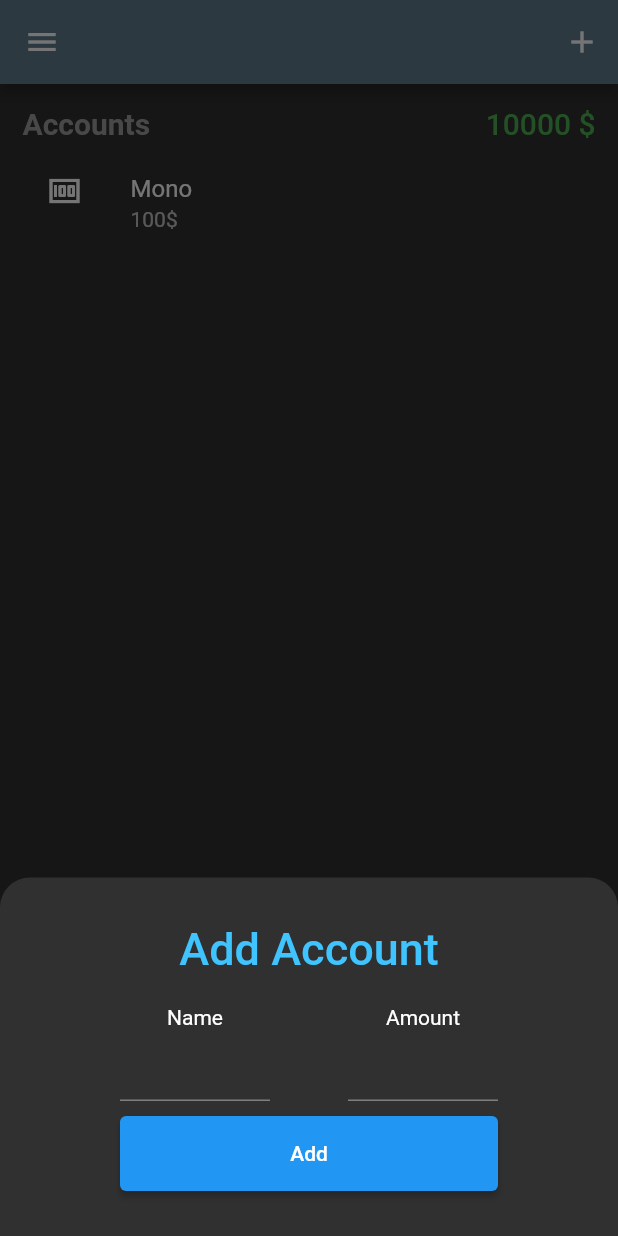
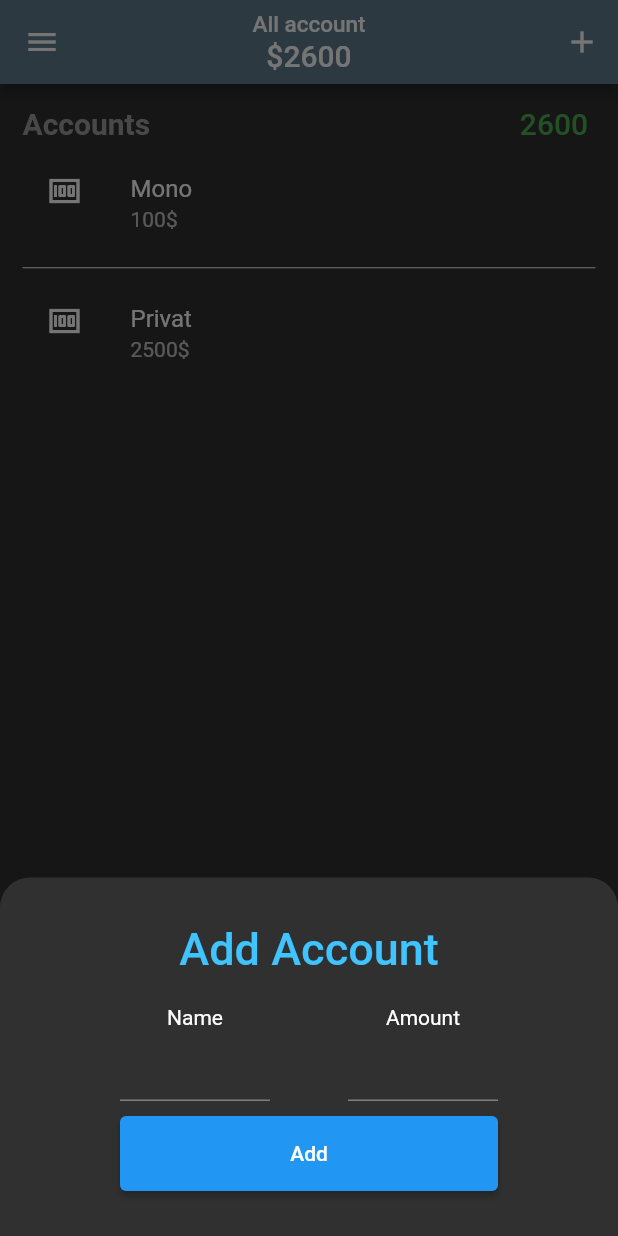
Before and after one commit to Richaa2/CheckMoney, a Flutter app: the screen it shows after launch, after a tap on the "add" icon, on a phone screen of 412 x 824 dp. Run offline on Flutter 3.47's test engine with Material 2 defaults, Android fonts, the phone set to English and light mode, and no system bars.

Commit message:
add account

```diff
--- a/project2/lib/models/account_data.dart
+++ b/project2/lib/models/account_data.dart
@@ -3,17 +3,30 @@ import 'package:project2/models/account.dart';
 
 class AccountData extends ChangeNotifier {
   List<String> accountsName = [
-    'Mono'
+    'Mono',
+    'Privat'
     // Account(name: 'Mono', money: '100'),
     // Account(name: 'Privat', money: '2000'),
     // Account(name: 'Cash', money: '50'),
   ];
 
-  List<String> accountsMoney = ['100'];
+  List<int> accountsMoney = [100, 2500];
 
-  void sumOfAccounts() {}
+  int? sumOfAccounts() {
+    int sum = 0;
+    for (int i = 0; i < accountsMoney.length.toInt(); i++) {
+      sum += accountsMoney[i];
+    }
+    return sum;
+  }
 
-  void addAccount(String accountName, String accountsMoneyy) {
+  void addAmount(int amount, int index) {
+    accountsMoney[index] + amount;
+    print(accountsMoney[index]);
+    notifyListeners();
+  }
+
+  void addAccount(String accountName, int accountsMoneyy) {
     accountsName.add(accountName);
     accountsMoney.add(accountsMoneyy);
     notifyListeners();
--- a/project2/lib/screen/add_account_screen.dart
+++ b/project2/lib/screen/add_account_screen.dart
@@ -1,4 +1,5 @@
 import 'package:flutter/material.dart';
+import 'package:flutter/services.dart';
 
 import 'package:project2/models/account.dart';
 import 'package:project2/models/account_data.dart';
@@ -12,7 +13,7 @@ class AddAccountScreen extends StatelessWidget {
   @override
   Widget build(BuildContext context) {
     String inputName = 'without name';
-    String inputMoney = '0';
+    int inputMoney = 0;
 
     return Container(
       child: Padding(
@@ -33,18 +34,6 @@ class AddAccountScreen extends StatelessWidget {
             ),
             Column(
               children: [
-                // Row(
-                //   mainAxisAlignment: MainAxisAlignment.spaceBetween,
-                //   children: [
-                //     Padding(
-                //       padding: const EdgeInsets.only(left: 20),
-                //       child: Text(
-                //         'Name',
-                //       ),
-                //     ),
-                //     Text('Amount')
-                //   ],
-                // ),
                 Row(
                   mainAxisAlignment: MainAxisAlignment.spaceBetween,
                   children: [
@@ -54,7 +43,6 @@ class AddAccountScreen extends StatelessWidget {
                         children: [
                           Text('Name'),
                           TextField(
-                            style: TextStyle(),
                             onChanged: (nameText) {
                               inputName = nameText;
                             },
@@ -69,10 +57,12 @@ class AddAccountScreen extends StatelessWidget {
                         children: [
                           Text('Amount'),
                           TextField(
-                            // inputFormatters: [FilteringTextInputFormatter.digitsOnly],
-                            // keyboardType: TextInputType.number,
+                            inputFormatters: [
+                              FilteringTextInputFormatter.digitsOnly
+                            ],
+                            keyboardType: TextInputType.number,
                             onChanged: (moneyAm) {
-                              inputMoney = moneyAm;
+                              inputMoney = int.parse(moneyAm);
                             },
                             textAlign: TextAlign.center,
                           ),
--- a/project2/lib/screen/main_page.dart
+++ b/project2/lib/screen/main_page.dart
@@ -5,6 +5,7 @@ import 'package:project2/models/account_data.dart';
 import 'package:project2/widgets/accounts_listview.dart';
 import 'package:provider/provider.dart';
 
+import '../widgets/showModalBottomSheetMetod.dart';
 import 'add_account_screen.dart';
 
 class MainPage extends StatefulWidget {
@@ -15,8 +16,24 @@ class MainPage extends StatefulWidget {
 class _MainPageState extends State<MainPage> {
   @override
   Widget build(BuildContext context) {
+    var sum = Provider.of<AccountData>(context).sumOfAccounts();
     return Scaffold(
       appBar: AppBar(
+          title: Column(
+            children: [
+              Text(
+                'All account',
+                style: TextStyle(fontSize: 15),
+              ),
+              Text(
+                '\$$sum',
+                style: TextStyle(
+                  fontSize: 20,
+                ),
+              )
+            ],
+          ),
+          centerTitle: true,
           backgroundColor: Colors.blueGrey,
           leading: IconButton(
             icon: Icon(Icons.menu),
@@ -26,17 +43,7 @@ class _MainPageState extends State<MainPage> {
             IconButton(
               icon: Icon(Icons.add),
               onPressed: () {
-                showModalBottomSheet(
-                    isScrollControlled: true,
-                    shape: RoundedRectangleBorder(
-                        borderRadius: BorderRadius.only(
-                            topRight: Radius.circular(20),
-                            topLeft: Radius.circular(20))),
-                    context: context,
-                    builder: (context) => SingleChildScrollView(
-                        padding: EdgeInsets.only(
-                            bottom: MediaQuery.of(context).viewInsets.bottom),
-                        child: AddAccountScreen()));
+                showModalBottomSheetMetod(context, AddAccountScreen());
               },
             ),
           ]),
@@ -55,7 +62,7 @@ class _MainPageState extends State<MainPage> {
                       fontWeight: FontWeight.w700),
                 ),
                 Text(
-                  '10000 \$',
+                  '${sum} ',
                   style: TextStyle(
                       color: Colors.green,
                       fontSize: 20,
--- a/project2/lib/widgets/accounts_list_tile.dart
+++ b/project2/lib/widgets/accounts_list_tile.dart
@@ -1,18 +1,26 @@
 import 'package:flutter/material.dart';
+import 'package:provider/provider.dart';
 
 class AccountsListTile extends StatelessWidget {
   String nameTitle;
-  String amount;
+  int amount;
+  void Function() onTap;
   AccountsListTile({
     required this.nameTitle,
     required this.amount,
+    required this.onTap,
   });
   @override
   Widget build(BuildContext context) {
-    return ListTile(
-      leading: Icon(Icons.money),
-      title: Text('$nameTitle'),
-      subtitle: Text('$amount\$'),
+    return Consumer(
+      builder: (BuildContext context, value, Widget? child) {
+        return ListTile(
+          onTap: onTap,
+          leading: Icon(Icons.money),
+          title: Text('$nameTitle'),
+          subtitle: Text('$amount\$'),
+        );
+      },
     );
   }
 }
--- a/project2/lib/widgets/accounts_listview.dart
+++ b/project2/lib/widgets/accounts_listview.dart
@@ -1,6 +1,8 @@
 import 'package:flutter/material.dart';
 import 'package:project2/models/account.dart';
 import 'package:project2/models/account_data.dart';
+import 'package:project2/screen/control_account_screen.dart';
+import 'package:project2/widgets/showModalBottomSheetMetod.dart';
 import 'package:provider/provider.dart';
 
 import 'accounts_list_tile.dart';
@@ -9,7 +11,7 @@ class AccountsListView extends StatelessWidget {
   @override
   Widget build(BuildContext context) {
     return Consumer<AccountData>(builder: ((context, accountData, child) {
-      return ListView.builder(
+      return ListView.separated(
         itemBuilder: (context, index) {
           final accountsName = accountData.accountsName[index];
           final accountsMoney = accountData.accountsMoney[index];
@@ -17,8 +19,19 @@ class AccountsListView extends StatelessWidget {
           return AccountsListTile(
             amount: accountsMoney,
             nameTitle: accountsName,
+            onTap: () {
+              showModalBottomSheetMetod(
+                  context,
+                  ControlAccountScreen(
+                    index: index,
+                  ));
+            },
           );
         },
+        separatorBuilder: (BuildContext context, int index) => Divider(
+          color: Colors.white,
+          height: 15,
+        ),
         itemCount: accountData.accountsName.length,
       );
     }));
--- /dev/null
+++ b/project2/lib/widgets/showModalBottomSheetMetod.dart
@@ -0,0 +1,14 @@
+import 'package:flutter/material.dart';
+
+Future<dynamic> showModalBottomSheetMetod(BuildContext context, Widget child) {
+  return showModalBottomSheet(
+      isScrollControlled: true,
+      shape: RoundedRectangleBorder(
+          borderRadius: BorderRadius.only(
+              topRight: Radius.circular(20), topLeft: Radius.circular(20))),
+      context: context,
+      builder: (context) => SingleChildScrollView(
+          padding:
+              EdgeInsets.only(bottom: MediaQuery.of(context).viewInsets.bottom),
+          child: child));
+}
```
Also changed, not shown: project2/lib/screen/add_amount.dart (added, +43 -0 lines), project2/lib/screen/control_account_screen.dart (added, +60 -0 lines).
